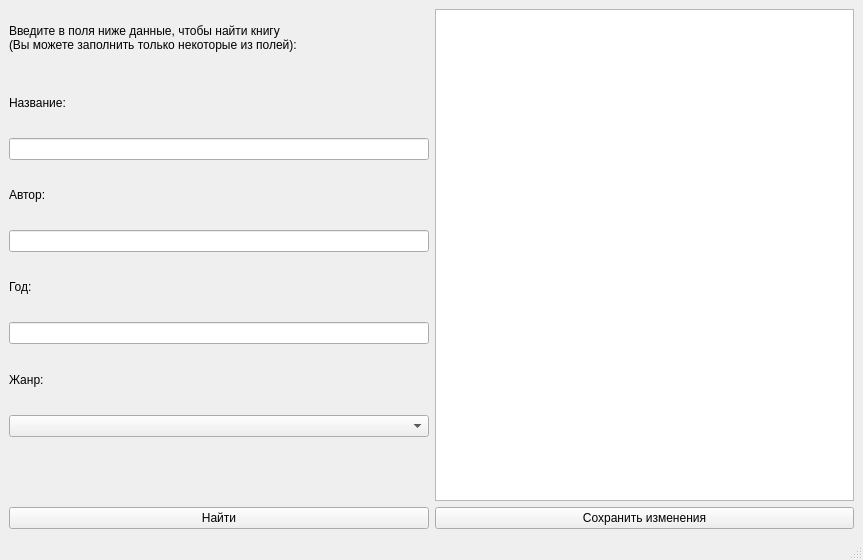
Before: the Qt Designer form My_Project/change_book.ui in alizalas/QtProject, drawn with Qt 5.
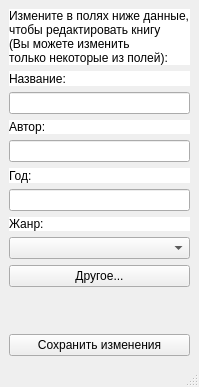
After: the same form once the commit is applied.

```diff
--- a/My_Project/change_book.ui
+++ b/My_Project/change_book.ui
@@ -6,83 +6,102 @@
    <rect>
     <x>0</x>
     <y>0</y>
-    <width>863</width>
-    <height>560</height>
+    <width>183</width>
+    <height>387</height>
    </rect>
   </property>
   <property name="windowTitle">
    <string>MainWindow</string>
   </property>
   <widget class="QWidget" name="centralwidget">
-   <layout class="QGridLayout" name="gridLayout_2">
-    <item row="0" column="0">
-     <layout class="QGridLayout" name="gridLayout">
-      <item row="9" column="0">
-       <widget class="QLabel" name="label_3">
-        <property name="text">
-         <string/>
-        </property>
-       </widget>
-      </item>
-      <item row="10" column="0">
-       <widget class="QPushButton" name="search">
-        <property name="text">
-         <string>Найти</string>
-        </property>
-       </widget>
-      </item>
-      <item row="0" column="0">
+   <layout class="QVBoxLayout" name="verticalLayout">
+    <item>
        <widget class="QLabel" name="label_8">
+      <property name="styleSheet">
+       <string notr="true">background-color: rgb(255, 255, 255);</string>
+      </property>
         <property name="text">
-         <string>Введите в поля ниже данные, чтобы найти книгу
-(Вы можете заполнить только некоторые из полей):</string>
+       <string>Измените в полях ниже данные,
+чтобы редактировать книгу
+(Вы можете изменить
+только некоторые из полей):</string>
         </property>
        </widget>
       </item>
-      <item row="3" column="0">
+    <item>
+     <widget class="QLabel" name="label_2">
+      <property name="styleSheet">
+       <string notr="true">background-color: rgb(255, 255, 255);</string>
+      </property>
+      <property name="text">
+       <string>Название:</string>
+      </property>
+     </widget>
+    </item>
+    <item>
+     <widget class="QLineEdit" name="title"/>
+    </item>
+    <item>
        <widget class="QLabel" name="label_5">
+      <property name="styleSheet">
+       <string notr="true">background-color: rgb(255, 255, 255);</string>
+      </property>
         <property name="text">
          <string>Автор:</string>
         </property>
        </widget>
       </item>
-      <item row="4" column="0">
+    <item>
        <widget class="QLineEdit" name="author"/>
       </item>
-      <item row="5" column="0">
+    <item>
        <widget class="QLabel" name="label">
+      <property name="styleSheet">
+       <string notr="true">background-color: rgb(255, 255, 255);</string>
+      </property>
         <property name="text">
          <string>Год:</string>
         </property>
        </widget>
       </item>
-      <item row="6" column="0">
+    <item>
        <widget class="QLineEdit" name="year"/>
       </item>
-      <item row="7" column="0">
+    <item>
        <widget class="QLabel" name="label_6">
+      <property name="styleSheet">
+       <string notr="true">background-color: rgb(255, 255, 255);</string>
+      </property>
         <property name="text">
          <string>Жанр:</string>
         </property>
        </widget>
       </item>
-      <item row="8" column="0">
+    <item>
        <widget class="QComboBox" name="genre"/>
       </item>
-      <item row="2" column="0">
-       <widget class="QLineEdit" name="title"/>
-      </item>
-      <item row="1" column="0">
-       <widget class="QLabel" name="label_2">
+    <item>
+     <widget class="QPushButton" name="other">
+      <property name="text">
+       <string>Другое...</string>
+      </property>
+     </widget>
+    </item>
+    <item>
+     <widget class="QLabel" name="label_3">
         <property name="text">
-         <string>Название:</string>
+       <string/>
         </property>
        </widget>
       </item>
-      <item row="0" column="1" rowspan="10">
-       <widget class="QTableWidget" name="tableWidget"/>
-      </item>
-      <item row="10" column="1">
+    <item>
+     <widget class="QLabel" name="label_4">
+      <property name="text">
+       <string/>
+      </property>
+     </widget>
+    </item>
+    <item>
        <widget class="QPushButton" name="save">
         <property name="text">
          <string>Сохранить изменения</string>
@@ -90,8 +109,6 @@
        </widget>
       </item>
      </layout>
-    </item>
-   </layout>
   </widget>
   <widget class="QMenuBar" name="menubar">
    <property name="geometry">
```
Left out of the diff: 2 changed lines with no effect on the pictures. Lines whose indentation alone changed are shown as unchanged.
